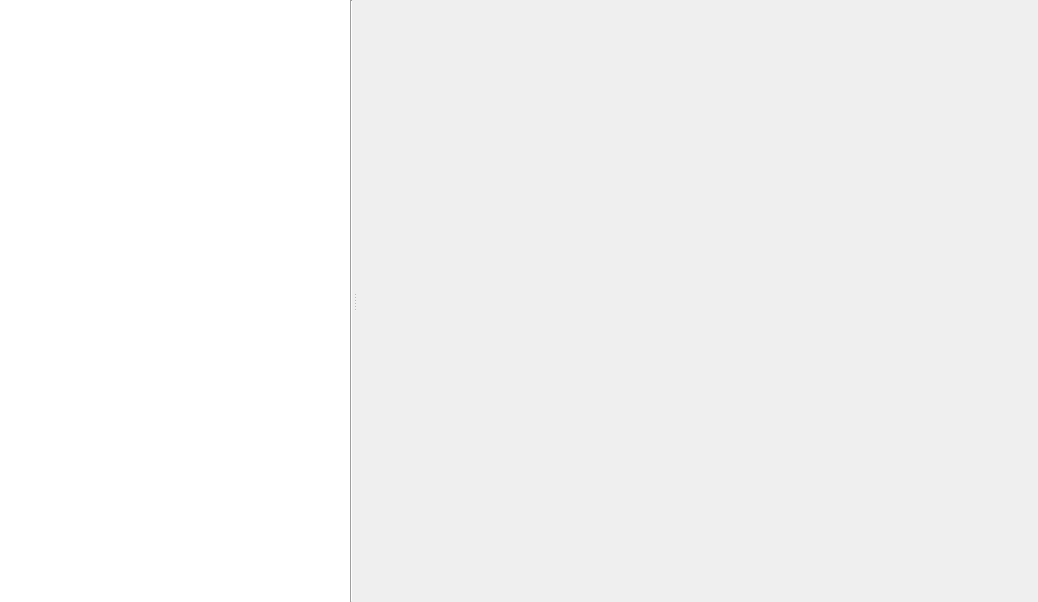
Qt form src/bibim/gui/ui/ui_main_window.ui (rxuriguera/bibtexIndexMaker) before a commit.
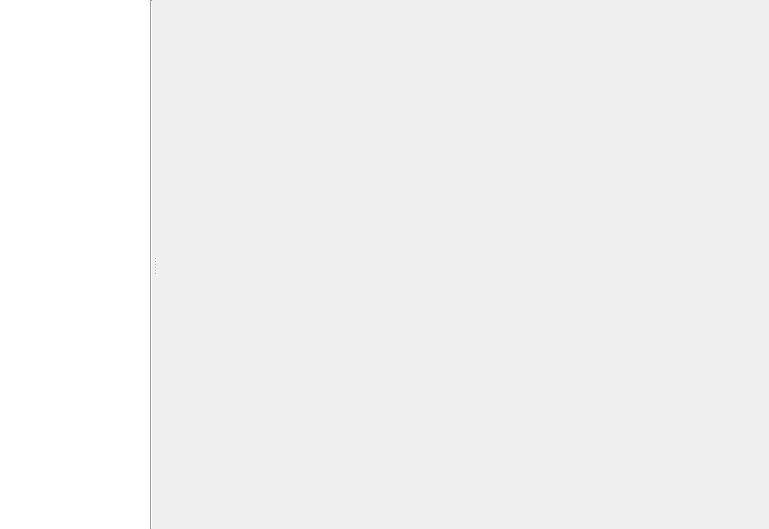
The same form after that commit.

```diff
--- a/src/bibim/gui/ui/ui_main_window.ui
+++ b/src/bibim/gui/ui/ui_main_window.ui
@@ -6,8 +6,8 @@
    <rect>
     <x>0</x>
     <y>0</y>
-    <width>1038</width>
-    <height>602</height>
+    <width>769</width>
+    <height>529</height>
    </rect>
   </property>
   <property name="sizePolicy">
@@ -26,13 +26,10 @@
      <verstretch>0</verstretch>
     </sizepolicy>
    </property>
-   <layout class="QHBoxLayout" name="horizontalLayout">
+   <layout class="QHBoxLayout" name="horizontalLayout" stretch="0">
     <property name="spacing">
      <number>0</number>
     </property>
-    <property name="sizeConstraint">
-     <enum>QLayout::SetNoConstraint</enum>
-    </property>
     <property name="margin">
      <number>0</number>
     </property>
@@ -47,14 +44,14 @@
       <property name="orientation">
        <enum>Qt::Horizontal</enum>
       </property>
-      <property name="handleWidth">
-       <number>3</number>
-      </property>
       <widget class="QWidget" name="verticalLayoutWidget">
-       <layout class="QHBoxLayout" name="menuLayout" stretch="0,0">
+       <layout class="QHBoxLayout" name="menuLayout">
         <property name="spacing">
          <number>0</number>
         </property>
+        <property name="sizeConstraint">
+         <enum>QLayout::SetMinAndMaxSize</enum>
+        </property>
         <property name="margin">
          <number>0</number>
         </property>
@@ -66,6 +63,18 @@
             <verstretch>0</verstretch>
            </sizepolicy>
           </property>
+          <property name="minimumSize">
+           <size>
+            <width>150</width>
+            <height>0</height>
+           </size>
+          </property>
+          <property name="maximumSize">
+           <size>
+            <width>150</width>
+            <height>16777215</height>
+           </size>
+          </property>
           <property name="frameShape">
            <enum>QFrame::Box</enum>
           </property>
@@ -78,9 +87,15 @@
           <property name="animated">
            <bool>true</bool>
           </property>
+          <property name="headerHidden">
+           <bool>true</bool>
+          </property>
           <attribute name="headerVisible">
            <bool>false</bool>
           </attribute>
+          <attribute name="headerDefaultSectionSize">
+           <number>27</number>
+          </attribute>
           <column>
            <property name="text">
             <string>New Column</string>
@@ -98,32 +113,10 @@
        </layout>
       </widget>
       <widget class="QWidget" name="horizontalLayoutWidget">
-       <layout class="QVBoxLayout" name="contentLayout" stretch="0">
+       <layout class="QHBoxLayout" name="contentLayout">
         <property name="spacing">
          <number>0</number>
         </property>
-        <property name="sizeConstraint">
-         <enum>QLayout::SetMaximumSize</enum>
-        </property>
-        <property name="topMargin">
-         <number>0</number>
-        </property>
-        <item>
-         <widget class="QWidget" name="widget" native="true">
-          <property name="sizePolicy">
-           <sizepolicy hsizetype="Expanding" vsizetype="Expanding">
-            <horstretch>7</horstretch>
-            <verstretch>0</verstretch>
-           </sizepolicy>
-          </property>
-          <property name="minimumSize">
-           <size>
-            <width>500</width>
-            <height>0</height>
-           </size>
-          </property>
-         </widget>
-        </item>
        </layout>
       </widget>
      </widget>
```
